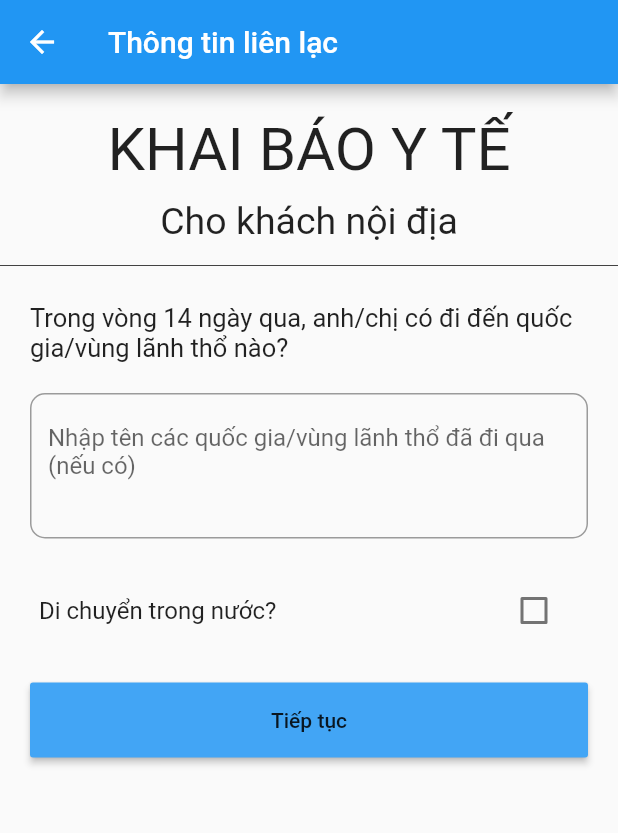
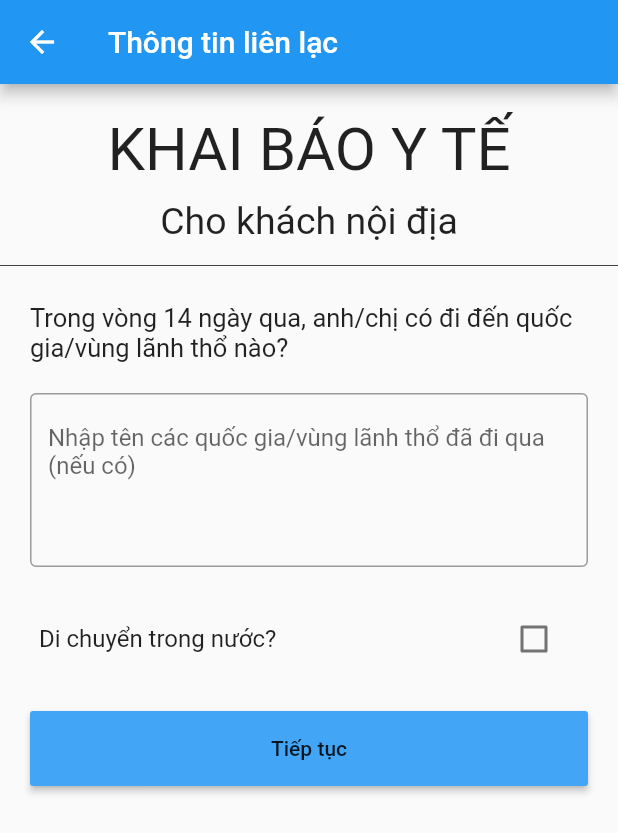
Before and after one commit to phanthingocanh/ADN-Mobile, a Flutter app: the FillTravelRoute screen opened by its route, on a phone screen of 412 x 824 dp. Shown: the top 833 px of the screen. Run offline on Flutter 3.47's test engine with Material 2 defaults, Android fonts, the phone set to English and light mode, and no system bars; our stand-ins replace datetime_picker_formfield, email_validator, validators.

Commit message:
Chang Border

```diff
--- a/lib/screens/information/fill_info.dart
+++ b/lib/screens/information/fill_info.dart
@@ -121,9 +121,9 @@ class MyCustomFormState extends State<MyCustomForm> {
                 labelText: 'Địa chỉ thường trú',
                 alignLabelWithHint: true,
                 hintText: 'Nhập địa chỉ thường trú',
-                border: OutlineInputBorder(
-                  borderRadius: BorderRadius.circular(10.0)
-                ),
+//                border: OutlineInputBorder(
+//                  borderRadius: BorderRadius.circular(10.0)
+//                ),
 
 
               ),
--- a/lib/screens/information/fill_travel.dart
+++ b/lib/screens/information/fill_travel.dart
@@ -88,13 +88,13 @@ class MyTravelFormState extends State<MyTravelForm> {
           Padding(
             padding: const EdgeInsets.fromLTRB(20.0, 10.0, 20.0, 10.0),
             child: TextFormField(
-              maxLines: 3,
+              maxLines: 4,
               decoration: InputDecoration(
                 alignLabelWithHint: true,
                 hintText: 'Nhập tên các quốc gia/vùng lãnh thổ đã đi qua (nếu có)',
-                border: OutlineInputBorder(
-                    borderRadius: BorderRadius.circular(10.0)
-                ),
+//                border: OutlineInputBorder(
+//                    borderRadius: BorderRadius.circular(10.0)
+//                ),
 
 
               ),
```
